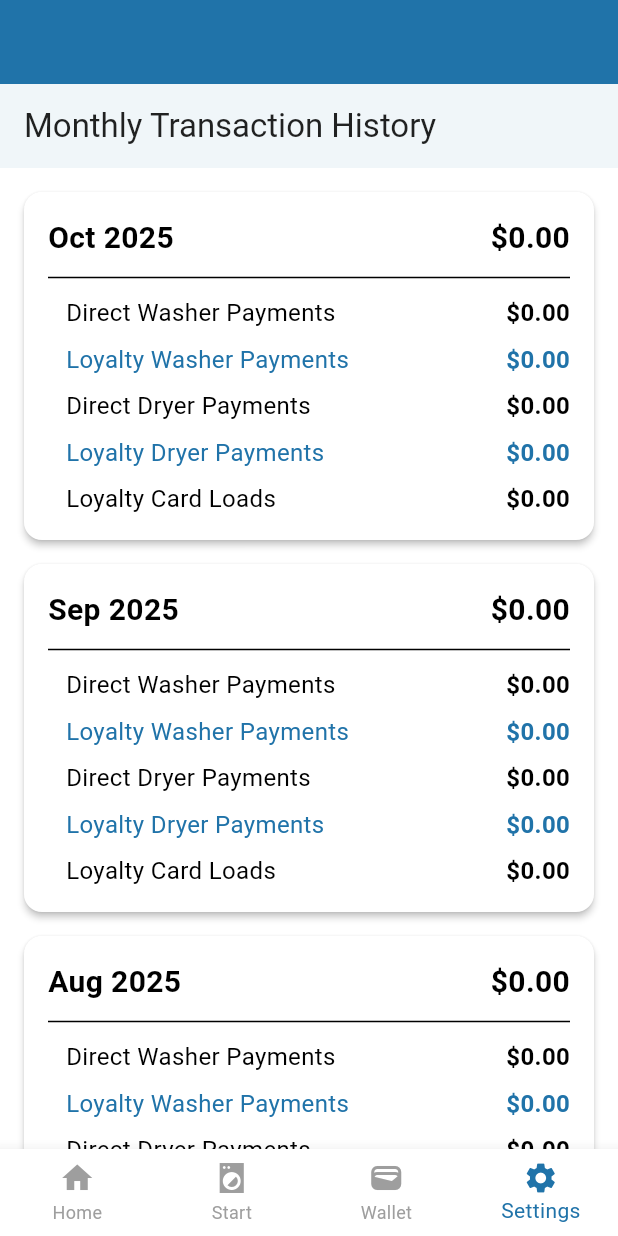
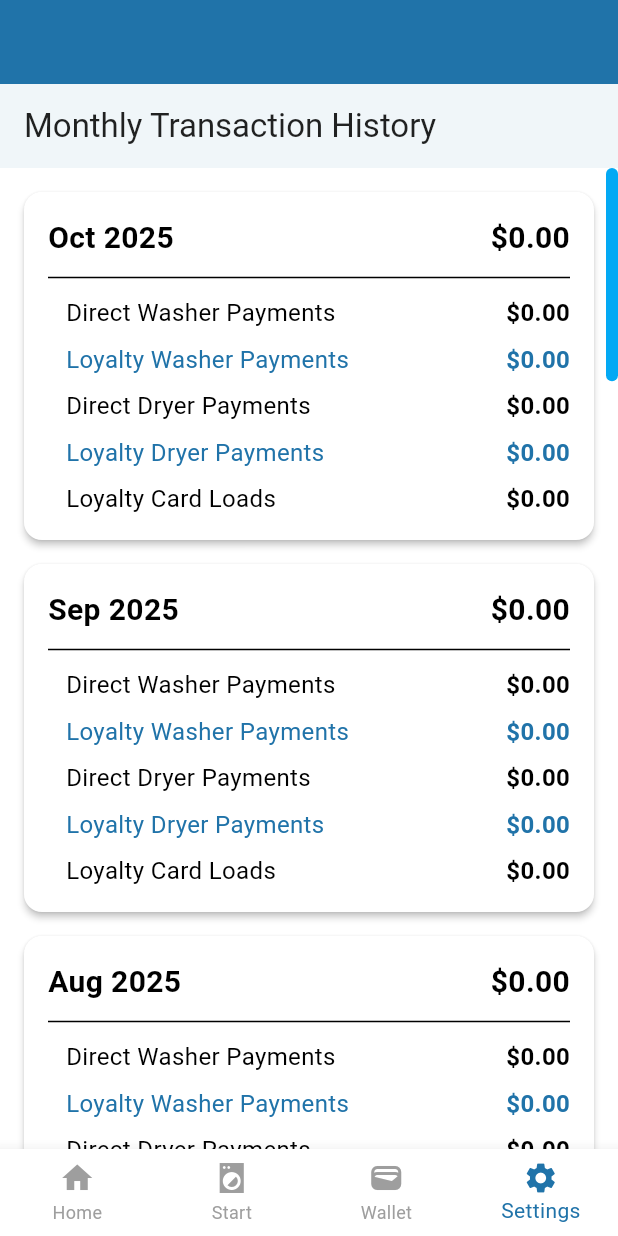
Before and after one commit to jamaki604/CleanStreamLaundryApp, a Flutter app: the MonthlyTransactionHistory screen opened by its route, on a phone screen of 412 x 824 dp. Run offline on Flutter 3.47's test engine with Material 3 defaults, Android fonts, the phone set to English and light mode, and no system bars; our stand-ins replace app_links, flutter_dotenv, flutter_svg, get_it, go_router, shared_preferences and 1 more; missing offline and left inert: dart:html, flutter_stripe, mobile_scanner; accounts and stored records are empty; network calls fail.

Commit message:
Implemented transaction history scrollbar

```diff
--- a/lib/Pages/monthly_transaction_history.dart
+++ b/lib/Pages/monthly_transaction_history.dart
@@ -18,6 +18,8 @@ class MonthlyTransactionHistory extends StatelessWidget {
         return dateB.compareTo(dateA);
       });
 
+    final ScrollController _scrollController = ScrollController();
+
     return BasePage(
       body: Scaffold(
         appBar: AppBar(
@@ -27,14 +29,27 @@ class MonthlyTransactionHistory extends StatelessWidget {
           ),
           elevation: 2,
         ),
-        body: ListView.builder(
+        body: Theme(
+          data: Theme.of(context).copyWith(
+            scrollbarTheme: ScrollbarThemeData(
+              thumbColor: MaterialStateProperty.all(Colors.lightBlue),
+              trackColor: MaterialStateProperty.all(Colors.transparent),
+              thickness: MaterialStateProperty.all(8),
+              radius: const Radius.circular(4),
+            ),
+          ),
+          child: Scrollbar(
+            controller: _scrollController,
+            thumbVisibility: true,
+            child: ListView.builder(
+              controller: _scrollController,
               padding: const EdgeInsets.all(16),
               itemCount: sortedMonths.length,
               itemBuilder: (context, index) {
                 final month = sortedMonths[index];
                 final data = monthlySums[month]!;
                 final total =
-                data['directWasher']! + data['directDryer']!+data['loyaltyCard']!;
+                    data['directWasher']! + data['directDryer']! + data['loyaltyCard']!;
                 return Card(
                   margin: const EdgeInsets.only(bottom: 16),
                   elevation: 2,
@@ -49,7 +64,7 @@ class MonthlyTransactionHistory extends StatelessWidget {
                           children: [
                             Text(
                               month,
-                          style: TextStyle(
+                              style: const TextStyle(
                                 fontSize: 20,
                                 fontWeight: FontWeight.bold,
                                 color: Colors.black,
@@ -57,7 +72,7 @@ class MonthlyTransactionHistory extends StatelessWidget {
                             ),
                             Text(
                               '\$${total.toStringAsFixed(2)}',
-                          style: TextStyle(
+                              style: const TextStyle(
                                 fontSize: 20,
                                 fontWeight: FontWeight.bold,
                                 color: Colors.black,
@@ -102,6 +117,8 @@ class MonthlyTransactionHistory extends StatelessWidget {
               },
             ),
           ),
+        ),
+      ),
     );
   }
 
```
Lines whose indentation alone changed are shown as unchanged.
